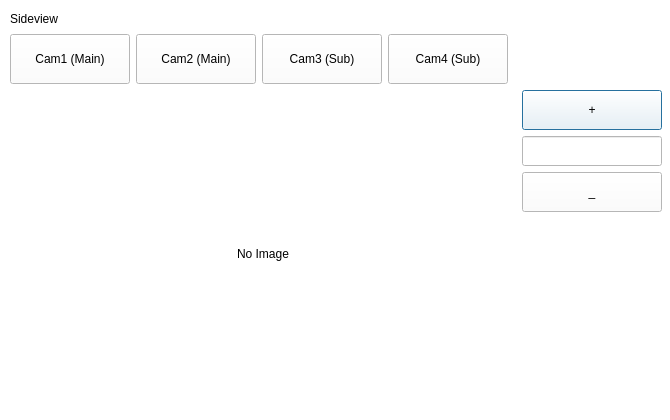
This is T3kCfg/QSideviewWidget.ui in habilience/habilience-t3ksensor-tools as Qt 5 draws it before an edit. The edited form follows.
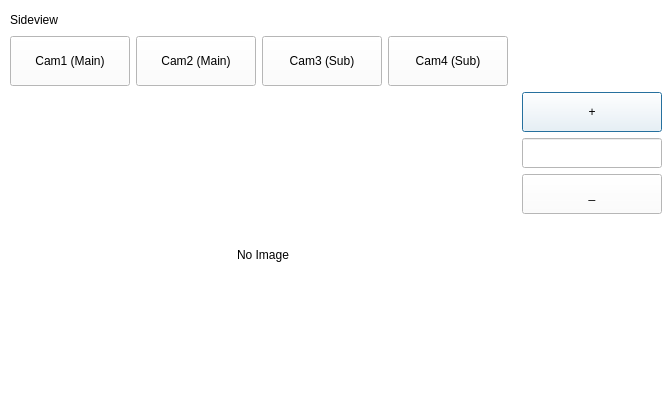
This is the edited form. Custom widgets are drawn as their Qt base class.

```diff
--- a/T3kCfg/QSideviewWidget.ui
+++ b/T3kCfg/QSideviewWidget.ui
@@ -455,7 +455,7 @@
       <property name="minimumSize">
        <size>
         <width>360</width>
-        <height>18</height>
+        <height>20</height>
        </size>
       </property>
       <property name="text">
```
